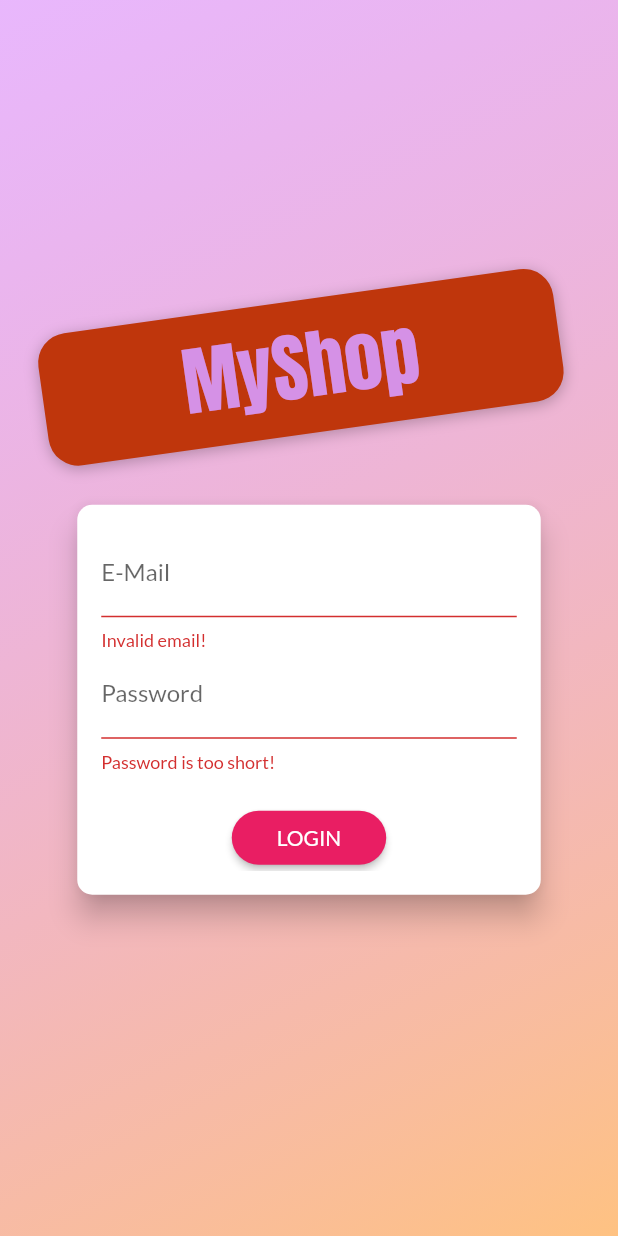
After one commit to ekankchhaparwal/QuickCart-an-E-commerce-shopping-App, a Flutter app: the screen it shows after launch, after a tap on "LOGIN", on a phone screen of 412 x 824 dp. The commit adds this screen. Run offline on Flutter 3.47's test engine with Material 2 defaults, Android fonts, the phone set to English and light mode, and no system bars; network calls fail.

Commit message:
Added User Authentification with Error Handling

```diff
--- a/lib/main.dart
+++ b/lib/main.dart
@@ -1,4 +1,5 @@
 import 'package:flutter/material.dart';
+import 'package:shopping_app/providers/auth_user.dart';
 import 'package:shopping_app/providers/cart.dart';
 import 'package:shopping_app/providers/orders.dart';
 import 'package:shopping_app/screens/edit_product_screen.dart';
@@ -9,6 +10,8 @@ import './screens/product_overview_screen.dart';
 import './providers/product_providers.dart';
 import 'package:provider/provider.dart';
 import './screens/Orders_Screen.dart';
+import './screens/auth_screen.dart';
+
 void main() {
   runApp(MyApp());
 }
@@ -19,6 +22,9 @@ class MyApp extends StatelessWidget {
   Widget build(BuildContext context) {
     return MultiProvider(
       providers: [
+        ChangeNotifierProvider(
+          create: (context) => Auth(),
+        ),
         ChangeNotifierProvider(
           create: (context) => Products(),
         ),
@@ -36,13 +42,13 @@ class MyApp extends StatelessWidget {
             primarySwatch: Colors.pink,
             accentColor: Colors.deepOrange,
             fontFamily: 'Lato'),
-        home: ProductOverviewScreen(),
+        home: AuthScreen(),
         routes: {
           ProductDetailScreen.namedRoute: (ctx) => ProductDetailScreen(),
           CartScreen.routeName: (ctx) => CartScreen(),
-          MyFinalOrders.routeNamed :(context) => MyFinalOrders(),
-          UserProductScreen.routeName :(context) => UserProductScreen(),
-          EditProductScreen.routeName : (context) => EditProductScreen(),
+          MyFinalOrders.routeNamed: (context) => MyFinalOrders(),
+          UserProductScreen.routeName: (context) => UserProductScreen(),
+          EditProductScreen.routeName: (context) => EditProductScreen(),
         },
       ),
     );
--- /dev/null
+++ b/lib/models/http_exception.dart
@@ -0,0 +1,11 @@
+class HttpException implements Exception {
+  final String message;
+
+  HttpException(this.message);
+
+  @override
+  String toString() {
+    return message;
+    // return super.toString(); // Instance of HttpException
+  }
+}
--- /dev/null
+++ b/lib/providers/auth_user.dart
@@ -0,0 +1,48 @@
+import 'package:flutter/cupertino.dart';
+import 'dart:convert';
+import '../models/http_exception.dart';
+import 'package:http/http.dart' as http;
+
+class Auth with ChangeNotifier {
+  late String _token;
+  late DateTime expiryDate;
+  late String _userId;
+  Future<void> signup(String email, String password) async {
+    final url = Uri.parse(
+        'https://identitytoolkit.googleapis.com/v1/accounts:signUp?key=AIzaSyB3CSvGTDl75ibkdEzZnmNLvpLnW79_RnM');
+    try {
+      final response = await http.post(url,
+          body: json.encode({
+            'email': email,
+            'password': password,
+            "returnSecureToken": true,
+          }));
+      final responseData = json.decode(response.body);
+      if (responseData['error'] != null) {
+        throw HttpException(responseData['error']['message']);
+      }
+    } catch (error) {
+      rethrow;
+    }
+  }
+
+  Future<void> logIn(String email, String password) async {
+    final url = Uri.parse(
+        'https://identitytoolkit.googleapis.com/v1/accounts:signInWithPassword?key=AIzaSyB3CSvGTDl75ibkdEzZnmNLvpLnW79_RnM');
+    try {
+      final response = await http.post(url,
+          body: json.encode({
+            'email': email,
+            'password': password,
+            "returnSecureToken": true,
+          }));
+      final responseData = json.decode(response.body);
+      if (responseData['error'] != null) {
+        throw HttpException(responseData['error']['message']);
+      }
+      print(responseData);
+    } catch (error) {
+      rethrow;
+    }
+  }
+}
--- a/lib/providers/product_providers.dart
+++ b/lib/providers/product_providers.dart
@@ -4,40 +4,7 @@ import 'product.dart';
 import 'dart:convert';
 
 class Products with ChangeNotifier {
-  List<Product> _items = [
-    // Product(
-    //   id: 'p1',
-    //   title: 'Red Shirt',
-    //   description: 'A red shirt - it is pretty red!',
-    //   price: 289,
-    //   imageUrl:
-    //       'https://cdn.pixabay.com/photo/2016/10/02/22/17/red-t-shirt-1710578_1280.jpg',
-    // ),
-    // Product(
-    //   id: 'p2',
-    //   title: 'Trousers',
-    //   description: 'A nice pair of trousers.',
-    //   price: 499,
-    //   imageUrl:
-    //       'https://upload.wikimedia.org/wikipedia/commons/thumb/e/e8/Trousers%2C_dress_%28AM_1960.022-8%29.jpg/512px-Trousers%2C_dress_%28AM_1960.022-8%29.jpg',
-    // ),
-    // Product(
-    //   id: 'p3',
-    //   title: 'Yellow Scarf',
-    //   description: 'Warm and cozy - exactly what you need for the winter.',
-    //   price: 220,
-    //   imageUrl:
-    //       'https://live.staticflickr.com/4043/4438260868_cc79b3369d_z.jpg',
-    // ),
-    // Product(
-    //   id: 'p4',
-    //   title: 'A Pan',
-    //   description: 'Prepare any meal you want.',
-    //   price: 349,
-    //   imageUrl:
-    //       'https://upload.wikimedia.org/wikipedia/commons/thumb/1/14/Cast-Iron-Pan.jpg/1024px-Cast-Iron-Pan.jpg',
-    // ),
-  ];
+  List<Product> _items = [];
 
   List<Product> get item {
     return [..._items];
@@ -118,12 +85,13 @@ class Products with ChangeNotifier {
     notifyListeners();
   }
 
-  void deleteProduct(String id) {
+  Future<void> deleteProduct(String id) async{
     var url = Uri.https(
         'shopping-app-a43f2-default-rtdb.firebaseio.com', '/products/$id.json');
     http.delete(url).then((value) {
       _items.removeWhere((element) => element.id == id);
       notifyListeners();
+
     });
   }
 }
--- /dev/null
+++ b/lib/screens/auth_screen.dart
@@ -0,0 +1,264 @@
+import 'dart:math';
+import 'package:provider/provider.dart';
+import '../providers/auth_user.dart';
+import 'package:flutter/material.dart';
+import '../models/http_exception.dart';
+
+enum AuthMode { Signup, Login }
+
+class AuthScreen extends StatelessWidget {
+  static const routeName = '/auth';
+
+  @override
+  Widget build(BuildContext context) {
+    final deviceSize = MediaQuery.of(context).size;
+    return Scaffold(
+      body: Stack(
+        children: <Widget>[
+          Container(
+            decoration: BoxDecoration(
+              gradient: LinearGradient(
+                colors: [
+                  Color.fromRGBO(215, 117, 255, 1).withOpacity(0.5),
+                  Color.fromRGBO(255, 188, 117, 1).withOpacity(0.9),
+                ],
+                begin: Alignment.topLeft,
+                end: Alignment.bottomRight,
+                stops: [0, 1],
+              ),
+            ),
+          ),
+          SingleChildScrollView(
+            child: Container(
+              height: deviceSize.height,
+              width: deviceSize.width,
+              child: Column(
+                mainAxisAlignment: MainAxisAlignment.center,
+                crossAxisAlignment: CrossAxisAlignment.center,
+                children: <Widget>[
+                  Flexible(
+                    child: Container(
+                      margin: EdgeInsets.only(bottom: 20.0),
+                      padding:
+                          EdgeInsets.symmetric(vertical: 8.0, horizontal: 94.0),
+                      transform: Matrix4.rotationZ(-8 * pi / 180)
+                        ..translate(-10.0),
+                      decoration: BoxDecoration(
+                        borderRadius: BorderRadius.circular(20),
+                        color: Colors.deepOrange.shade900,
+                        boxShadow: const [
+                          BoxShadow(
+                            blurRadius: 8,
+                            color: Colors.black26,
+                            offset: Offset(0, 2),
+                          )
+                        ],
+                      ),
+                      child: const Text(
+                        'MyShop',
+                        style: TextStyle(
+                          color: Color.fromARGB(255, 213, 145, 230),
+                          fontSize: 50,
+                          fontFamily: 'Anton',
+                          fontWeight: FontWeight.normal,
+                        ),
+                      ),
+                    ),
+                  ),
+                  Flexible(
+                    flex: deviceSize.width > 600 ? 2 : 1,
+                    child: AuthCard(),
+                  ),
+                ],
+              ),
+            ),
+          ),
+        ],
+      ),
+    );
+  }
+}
+
+class AuthCard extends StatefulWidget {
+  @override
+  _AuthCardState createState() => _AuthCardState();
+}
+
+class _AuthCardState extends State<AuthCard> {
+  final GlobalKey<FormState> _formKey = GlobalKey();
+  AuthMode _authMode = AuthMode.Login;
+  Map<String, String> _authData = {
+    'email': '',
+    'password': '',
+  };
+  var _isLoading = false;
+  final _passwordController = TextEditingController();
+
+  void _showErrorDialog(String message) {
+
+    showDialog(
+        context: context,
+        builder: (ctx) => AlertDialog(
+              content: Text(message),
+              title: Text('An error occured'),
+              actions: [
+                TextButton(
+                    onPressed: () {
+                      Navigator.of(ctx).pop();
+                    },
+                    child: Text('Okay'))
+              ],
+            ));
+  }
+
+  Future<void> _submit() async {
+    if (!_formKey.currentState!.validate()) {
+      // Invalid!
+      return;
+    }
+    _formKey.currentState!.save();
+    setState(() {
+      _isLoading = true;
+    });
+    try {
+      if (_authMode == AuthMode.Login) {
+        await Provider.of<Auth>(context, listen: false)
+            .logIn(_authData['email']!, _authData['password']!);
+      } else {
+        await Provider.of<Auth>(context, listen: false)
+            .signup(_authData['email']!, _authData['password']!);
+      }
+    } on HttpException catch (error) {
+      var errorMessage = "Authentication Failed";
+      if (error.toString().contains('EMAIL_EXISTS')) {
+        errorMessage = 'This email is Already in use';
+      } else if (error.toString().contains('EMAIL_NOT_FOUND')) {
+        errorMessage = "This is not a valid email-Address";
+      } else if (error.toString().contains('WEAK_PASSWORD')) {
+        errorMessage = "This password is too Weak";
+      } else if (error.toString().contains('INVALID_PASSWORD')) {
+        errorMessage = "This passsword is invalid";
+      }
+      _showErrorDialog(errorMessage);
+    } catch (error) {
+      var errorMessage = "Authentication Unsucessful! Try Again";
+      print('hello');
+      _showErrorDialog(errorMessage);
+    }
+    setState(() {
+      _isLoading = false;
+    });
+  }
+
+  void _switchAuthMode() {
+    if (_authMode == AuthMode.Login) {
+      setState(() {
+        _authMode = AuthMode.Signup;
+      });
+    } else {
+      setState(() {
+        _authMode = AuthMode.Login;
+      });
+    }
+  }
+
+  @override
+  Widget build(BuildContext context) {
+    final deviceSize = MediaQuery.of(context).size;
+    return Card(
+      shape: RoundedRectangleBorder(
+        borderRadius: BorderRadius.circular(10.0),
+      ),
+      elevation: 8.0,
+      child: Container(
+        height: _authMode == AuthMode.Signup ? 320 : 260,
+        constraints:
+            BoxConstraints(minHeight: _authMode == AuthMode.Signup ? 320 : 260),
+        width: deviceSize.width * 0.75,
+        padding: const EdgeInsets.all(16.0),
+        child: Form(
+          key: _formKey,
+          child: SingleChildScrollView(
+            child: Column(
+              children: <Widget>[
+                TextFormField(
+                  decoration: InputDecoration(labelText: 'E-Mail'),
+                  keyboardType: TextInputType.emailAddress,
+                  validator: (value) {
+                    if (value!.isEmpty || !value!.contains('@')) {
+                      return 'Invalid email!';
+                    }
+                    return null;
+                  },
+                  onSaved: (value) {
+                    _authData['email'] = value!;
+                  },
+                ),
+                TextFormField(
+                  decoration: InputDecoration(labelText: 'Password'),
+                  obscureText: true,
+                  controller: _passwordController,
+                  validator: (value) {
+                    if (value!.isEmpty || value.length < 5) {
+                      return 'Password is too short!';
+                    }
+                    return null;
+                  },
+                  onSaved: (value) {
+                    _authData['password'] = value!;
+                  },
+                ),
+                if (_authMode == AuthMode.Signup)
+                  TextFormField(
+                    enabled: _authMode == AuthMode.Signup,
+                    decoration: InputDecoration(labelText: 'Confirm Password'),
+                    obscureText: true,
+                    validator: _authMode == AuthMode.Signup
+                        ? (value) {
+                            if (value != _passwordController.text) {
+                              return 'Passwords do not match!';
+                            }
+                          }
+                        : null,
+                  ),
+                const SizedBox(
+                  height: 20,
+                ),
+                if (_isLoading)
+                  const CircularProgressIndicator()
+                else
+                  ElevatedButton(
+                    onPressed: _submit,
+                    style: ElevatedButton.styleFrom(
+                      shape: RoundedRectangleBorder(
+                        borderRadius: BorderRadius.circular(30),
+                      ),
+                      padding: const EdgeInsets.symmetric(
+                          horizontal: 30.0, vertical: 8.0),
+                      backgroundColor: Theme.of(context).primaryColor,
+                      foregroundColor:
+                          Theme.of(context).primaryTextTheme.button!.color,
+                    ),
+                    child:
+                        Text(_authMode == AuthMode.Login ? 'LOGIN' : 'SIGN UP'),
+                  ),
+                TextButton(
+                  onPressed: _switchAuthMode,
+                  style: TextButton.styleFrom(
+                    padding: const EdgeInsets.symmetric(
+                        horizontal: 30.0, vertical: 4),
+                    textStyle: TextStyle(color: Theme.of(context).primaryColor),
+                    tapTargetSize: MaterialTapTargetSize.shrinkWrap,
+                  ),
+                  child: Text(
+                      '${_authMode == AuthMode.Login ? 'SIGNUP' : 'LOGIN'} INSTEAD'),
+                  // materialTapTargetSize: MaterialTapTargetSize.shrinkWrap,
+                ),
+              ],
+            ),
+          ),
+        ),
+      ),
+    );
+  }
+}
```
Also changed, not shown: lib/providers/orders.dart (+55 -3 lines), lib/providers/product.dart (+19 -1 lines), lib/screens/Orders_Screen.dart (+31 -6 lines), lib/screens/cart_screen.dart (+36 -8 lines), lib/widgets/User_ProductItem.dart (+9 -1 lines).
